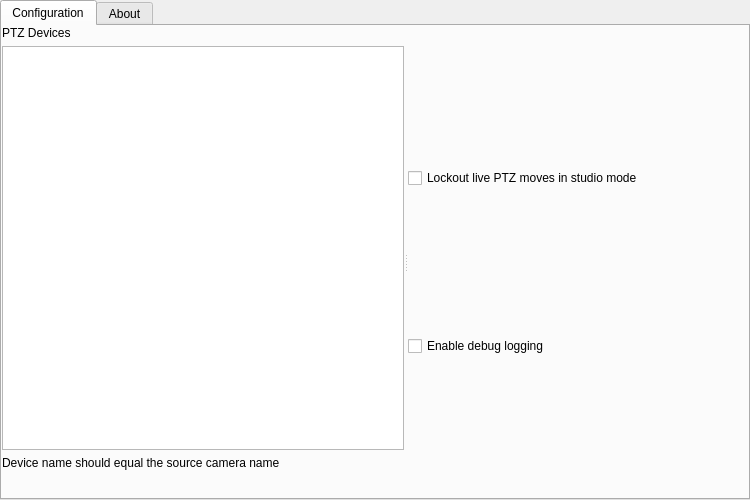
The window that src/settings.ui (glikely/obs-ptz) describes before a commit, drawn with Qt 5.
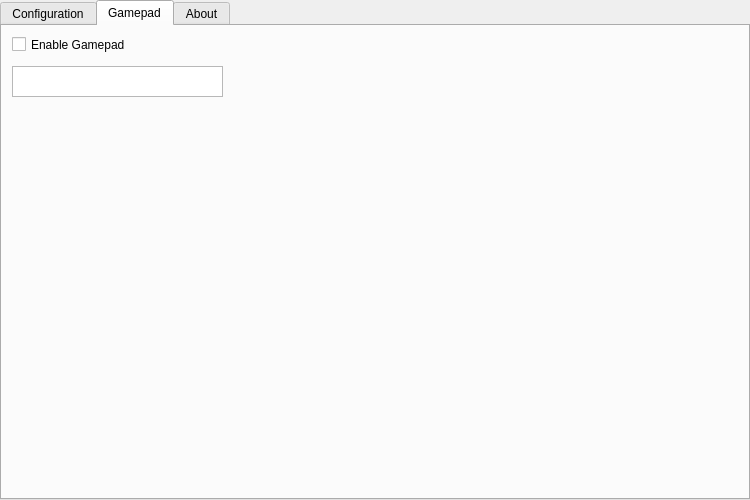
The same window after the commit. The open tabs and pages were chosen to show the change.

Commit message: Add xbox gamepad support for Windows updated

Patch:
```diff
--- a/src/settings.ui
+++ b/src/settings.ui
@@ -186,6 +186,40 @@
        </item>
       </layout>
      </widget>
+     <widget class="QWidget" name="Gamepad">
+      <attribute name="title">
+       <string>Gamepad</string>
+      </attribute>
+      <widget class="QCheckBox" name="gamepadCheckBox">
+       <property name="geometry">
+        <rect>
+         <x>10</x>
+         <y>10</y>
+         <width>314</width>
+         <height>17</height>
+        </rect>
+       </property>
+       <property name="toolTip">
+        <string>Enable/Disable gamepad input for controlling cameras.</string>
+       </property>
+       <property name="text">
+        <string>Enable Gamepad</string>
+       </property>
+      </widget>
+      <widget class="QTextEdit" name="gamepadActiveText">
+       <property name="geometry">
+        <rect>
+         <x>10</x>
+         <y>40</y>
+         <width>211</width>
+         <height>31</height>
+        </rect>
+       </property>
+       <property name="readOnly">
+        <bool>true</bool>
+       </property>
+      </widget>
+     </widget>
      <widget class="QWidget" name="aboutTab">
       <attribute name="title">
        <string>About</string>
```
The commit also changes 11 other files.
